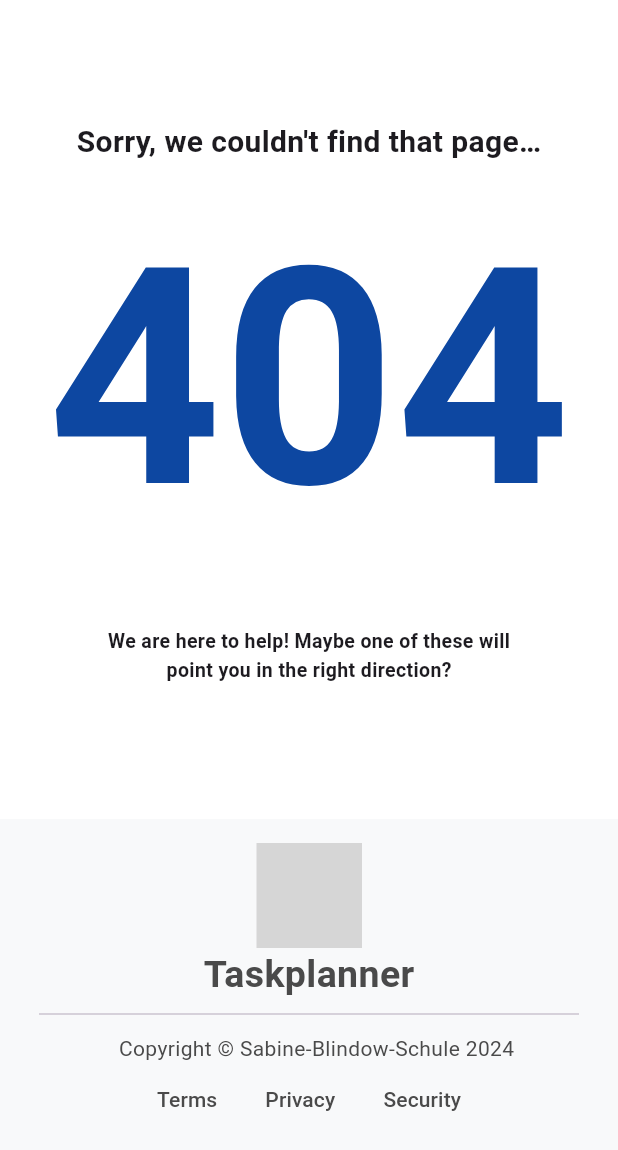
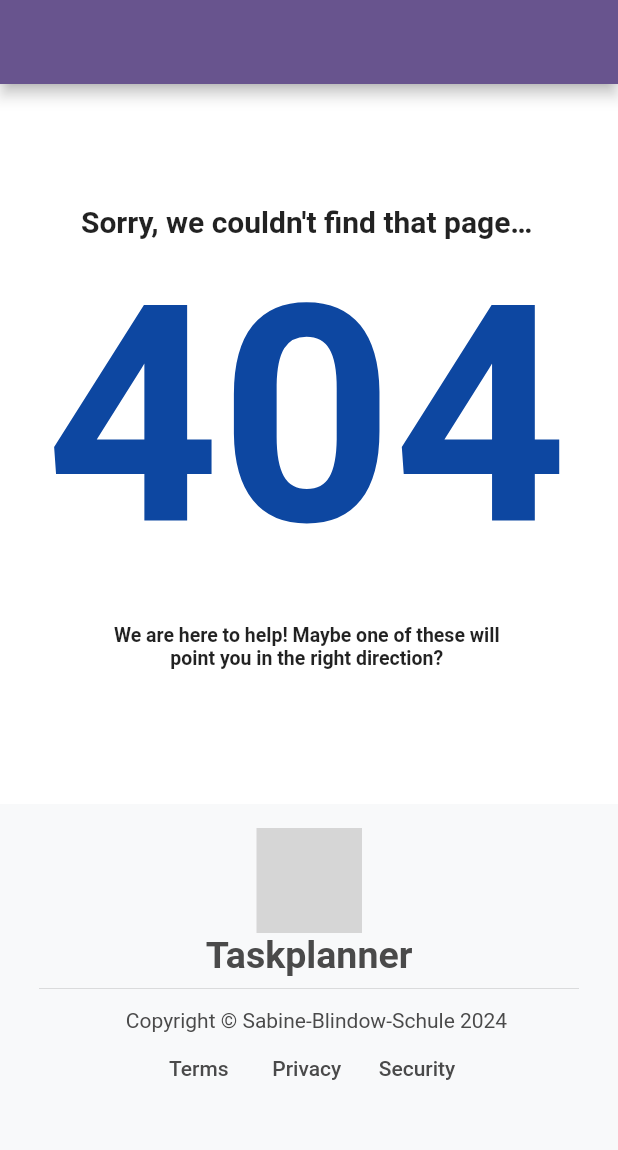
Before and after one commit to VGOI822/taskplanner, a Flutter app: the screen it shows after launch, on a phone screen of 412 x 824 dp. Shown: the top 1150 px of the screen. Run offline on Flutter 3.47's test engine with Material 2 defaults, Android fonts, the light colour scheme and no system bars; our stand-ins replace flutter_svg, google_fonts, responsive_framework; generated files the repository leaves out were written again; Roboto replaces fonts that are missing (Google Sans, sans-serif); grey boxes are pictures that could not be loaded.

Commit message:
Header bereich und selectable text

```diff
--- a/lib/main.dart
+++ b/lib/main.dart
@@ -20,7 +20,7 @@ class MyApp extends StatelessWidget {
       title: "Taskplanner",
       theme: ThemeData(
         colorScheme: ColorScheme.fromSeed(seedColor: Colors.deepPurple),
-        useMaterial3: true,
+        useMaterial3: false,
       ),
       supportedLocales: L10n.all,
       localizationsDelegates: const [
--- a/lib/screens/not_found_page.dart
+++ b/lib/screens/not_found_page.dart
@@ -1,7 +1,11 @@
 import 'package:flutter/material.dart';
+import 'package:google_fonts/google_fonts.dart';
 import 'package:responsive_framework/responsive_framework.dart';
+import 'package:taskplanner/widgets/custom_text_button.dart';
 import 'package:taskplanner/widgets/footer_terms_desktop.dart';
 import 'package:taskplanner/widgets/footer_terms_mobile.dart';
+import 'package:taskplanner/widgets/head.dart';
+import 'package:taskplanner/widgets/head_logo.dart';
 
 class NotFoundPage extends StatefulWidget {
   const NotFoundPage({super.key});
@@ -16,6 +20,9 @@ class _NotFoundPageState extends State<NotFoundPage> {
     String fontFamily = 'Google Sans, sans-serif';
     final responsiveValue = ResponsiveBreakpoints.of(context);
     return Scaffold(
+      appBar: responsiveValue.smallerThan(DESKTOP)
+          ? AppBar()
+          : const CustomAppBar(),
       backgroundColor: const Color(0xFFFFFFFF),
       body: Center(
         child: ResponsiveConstraints(
@@ -31,9 +38,9 @@ class _NotFoundPageState extends State<NotFoundPage> {
               children: [
                 const SizedBox(height: 80),
                 Center(
-                  child: Text(
+                  child: SelectableText(
                     "Sorry, we couldn't find that page…",
-                    style: TextStyle(
+                    style: GoogleFonts.roboto(
                       fontSize: responsiveValue.smallerThan(DESKTOP)
                           ? responsiveValue.smallerThan(TABLET)
                               ? responsiveValue.smallerThan(MOBILE)
@@ -42,11 +49,11 @@ class _NotFoundPageState extends State<NotFoundPage> {
                               : 25
                           : 50,
                       fontWeight: FontWeight.bold,
-                      fontFamily: fontFamily,
                     ),
                   ),
                 ),
-                Text(
+
+                SelectableText(
                   "404",
                   style: TextStyle(
                     fontFamily: fontFamily,
@@ -60,7 +67,7 @@ class _NotFoundPageState extends State<NotFoundPage> {
                   ),
                 ),
                 const SizedBox(height: 20),
-                Text(
+                SelectableText(
                   "We are here to help! Maybe one of these will",
                   style: TextStyle(
                     fontSize: responsiveValue.smallerThan(DESKTOP)
@@ -72,7 +79,7 @@ class _NotFoundPageState extends State<NotFoundPage> {
                     fontFamily: fontFamily,
                   ),
                 ),
-                Text(
+                SelectableText(
                   "point you in the right direction?",
                   style: TextStyle(
                     fontSize: responsiveValue.smallerThan(DESKTOP)
--- /dev/null
+++ b/lib/widgets/custom_text_button.dart
@@ -0,0 +1,22 @@
+import 'package:flutter/material.dart';
+
+class CustomTextButton extends StatelessWidget {
+  final Function() onPressed;
+  final double? splashRadius;
+  final Widget child;
+
+  const CustomTextButton({super.key, required this.onPressed, required this.child, this.splashRadius});
+
+  @override
+  Widget build(BuildContext context) {
+    return TextButton(
+      onPressed: onPressed,
+      style: ButtonStyle(
+        shape: MaterialStateProperty.all<RoundedRectangleBorder>(RoundedRectangleBorder(
+          borderRadius: BorderRadius.circular(splashRadius ?? 0),
+        ),),
+      ),
+      child: child,
+    );
+  }
+}
--- a/lib/widgets/footer_terms_mobile.dart
+++ b/lib/widgets/footer_terms_mobile.dart
@@ -1,5 +1,6 @@
 import 'package:flutter/material.dart';
 import 'package:responsive_framework/responsive_framework.dart';
+import 'package:taskplanner/widgets/custom_text_button.dart';
 import 'package:taskplanner/widgets/footer_logo_desktop.dart';
 import 'package:taskplanner/widgets/footer_logo_mobile.dart';
 
@@ -39,8 +40,9 @@ class FooterTermsMobile extends StatelessWidget {
                   ),
                 ),
               ),
-              TextButton(
+              CustomTextButton(
                 onPressed: () {},
+                splashRadius: 18,
                 child: Text(
                   'Terms',
                   style: TextStyle(
@@ -52,8 +54,9 @@ class FooterTermsMobile extends StatelessWidget {
               ),
               Padding(
                 padding: const EdgeInsets.only(left: 8.0),
-                child: TextButton(
+                child: CustomTextButton(
                   onPressed: () {},
+                  splashRadius: 18,
                   child: Text(
                     'Privacy',
                     style: TextStyle(
@@ -66,8 +69,9 @@ class FooterTermsMobile extends StatelessWidget {
               ),
               Padding(
                 padding: const EdgeInsets.only(left: 8.0),
-                child: TextButton(
+                child: CustomTextButton(
                   onPressed: () {},
+                  splashRadius: 18,
                   child: Text(
                     'Security',
                     style: TextStyle(
@@ -114,8 +118,9 @@ class FooterTermsMobile extends StatelessWidget {
             Row(
               mainAxisAlignment: MainAxisAlignment.center,
               children: [
-                TextButton(
+                CustomTextButton(
                   onPressed: () {},
+                  splashRadius: 18,
                   child: Text(
                     'Terms',
                     style: TextStyle(
@@ -127,8 +132,9 @@ class FooterTermsMobile extends StatelessWidget {
                 ),
                 Padding(
                   padding: const EdgeInsets.only(left: 8.0),
-                  child: TextButton(
+                  child: CustomTextButton(
                     onPressed: () {},
+                    splashRadius: 18,
                     child: Text(
                       'Privacy',
                       style: TextStyle(
@@ -141,8 +147,9 @@ class FooterTermsMobile extends StatelessWidget {
                 ),
                 Padding(
                   padding: const EdgeInsets.only(left: 8.0),
-                  child: TextButton(
+                  child: CustomTextButton(
                     onPressed: () {},
+                    splashRadius: 18,
                     child: Text(
                       'Security',
                       style: TextStyle(
```
Also changed, not shown: lib/widgets/footer copy.dart (+13 -9 lines), lib/widgets/footer_terms_desktop.dart (+13 -6 lines), lib/widgets/head.dart (added, +98 -0 lines), lib/widgets/head_logo.dart (added, +20 -0 lines), pubspec.yaml (+6 -5 lines).
